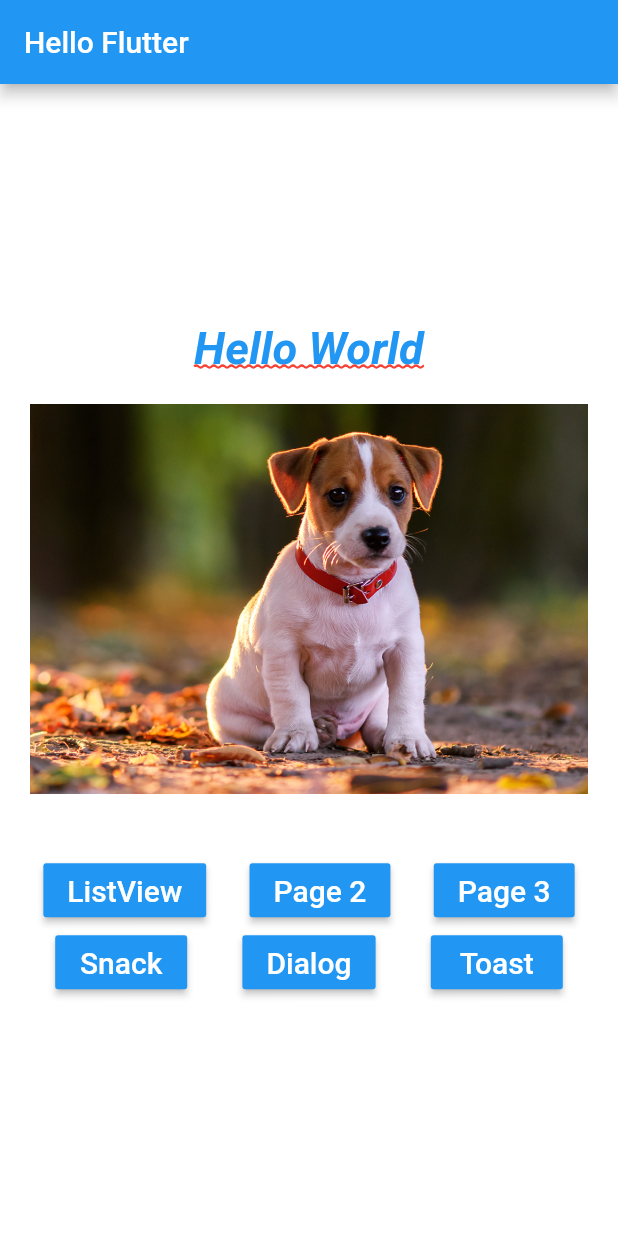
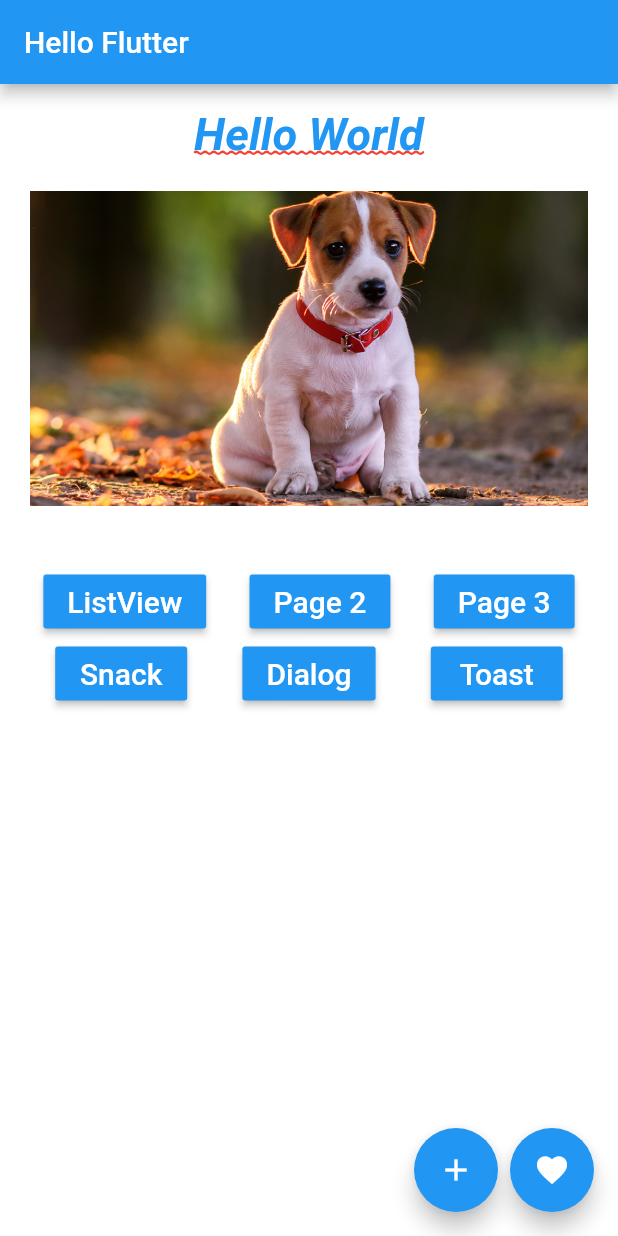
Before and after one commit to DiegoAlmeidaProject/hello_dog, a Flutter app: the screen it shows after launch, on a phone screen of 412 x 824 dp. Run offline on Flutter 3.47's test engine with Material 2 defaults, Android fonts, the phone set to English and light mode, and no system bars; our stand-ins replace fluttertoast.

Commit message:
example of FloatingActionButton

```diff
--- a/lib/home_page.dart
+++ b/lib/home_page.dart
@@ -15,14 +15,39 @@ class HomePage extends StatelessWidget {
         title: Text("Hello Flutter"),
       ),
       body: _body(context),
+      floatingActionButton: Row(
+        mainAxisAlignment: MainAxisAlignment.end,
+        children: <Widget>[
+          FloatingActionButton(
+            child: Icon(Icons.add),
+            onPressed: () {
+            _onClickFab();
+            },
+          ),
+          SizedBox(
+            width: 8,
+          ),
+          FloatingActionButton(
+            child: Icon(Icons.favorite),
+              onPressed: () {
+              _onClickFab();
+          })
+
+        ],
+      ),
     );
+  }
+
+  void _onClickFab() {
+    print("Adicionar");
   }
 
   _body(BuildContext context) {
     return Container(
+      padding: EdgeInsets.only(top: 16),
       color: Colors.white,
       child: Column(
-        mainAxisAlignment: MainAxisAlignment.center,
+        mainAxisAlignment: MainAxisAlignment.start,
         children: <Widget>[
           _text(),
           _pageView(),
@@ -35,7 +60,7 @@ class HomePage extends StatelessWidget {
   _pageView() {
     return Container(
       margin: EdgeInsets.only(bottom: 20),
-      height: 300,
+      height: 250,
       child: PageView(
         children: <Widget>[
           _img("assets/images/dog1.png"),
```
